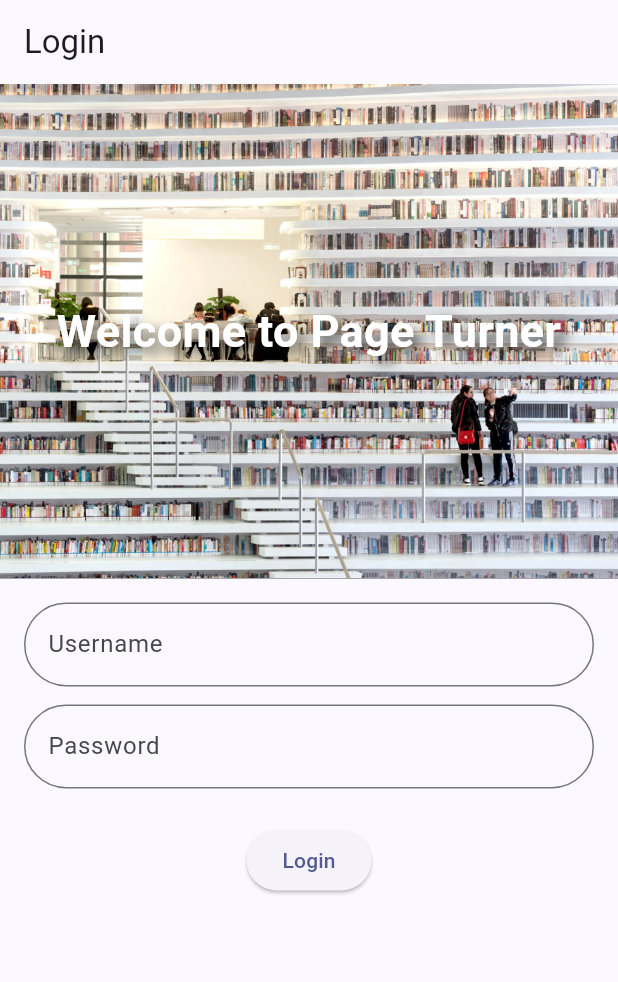
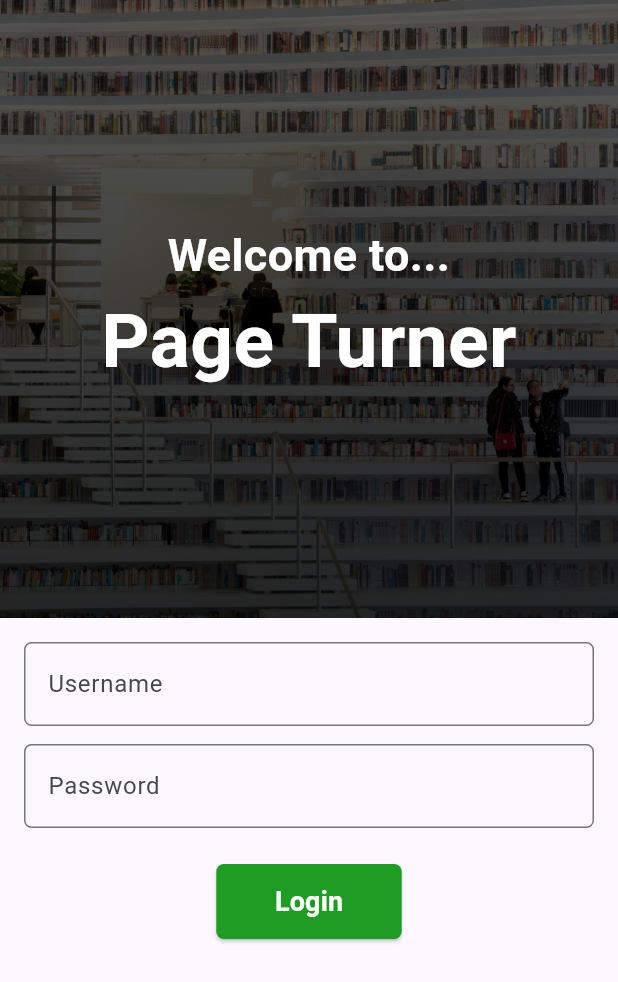
Before and after one commit to PageTurnerInc/PageTurnerMobile, a Flutter app: the screen it shows after launch, on a phone screen of 412 x 824 dp. Shown: the top 982 px of the screen. Run offline on Flutter 3.47's test engine with Material 3 defaults, Android fonts, the phone set to English and light mode, and no system bars; missing offline and left inert: pbp_django_auth.

Commit message:
improvements on login page and daftar belanja

```diff
--- a/lib/daftar_belanja/screens/checkout_form.dart
+++ b/lib/daftar_belanja/screens/checkout_form.dart
@@ -53,7 +53,8 @@ class _CheckoutFormPageState extends State<CheckoutFormPage> {
           ),
         ),
       ),
-      body: Column(
+      body: SingleChildScrollView(
+        child: Column(
           children: [
             Padding(
               padding: const EdgeInsets.all(10),
@@ -213,6 +214,7 @@ class _CheckoutFormPageState extends State<CheckoutFormPage> {
               ),
           ],
         ),
+      ),
     );
   }
 }
--- a/lib/daftar_belanja/widgets/navbar.dart
+++ b/lib/daftar_belanja/widgets/navbar.dart
@@ -66,7 +66,7 @@ class _NavBarState extends State<NavBar> {
         children: <Widget>[
           // Home
           IconButton(
-            icon: const Icon(Icons.home_outlined),
+            icon: const Icon(Icons.home),
             onPressed: () => _onItemTapped(context, 0),
             color: currentPage == 0 ? const Color.fromARGB(255, 33, 44, 243) : null,
           ),
--- a/lib/menu/screens/login.dart
+++ b/lib/menu/screens/login.dart
@@ -1,4 +1,4 @@
-// ignore_for_file: use_build_context_synchronously
+// ignore_for_file: use_build_context_synchronously, library_private_types_in_public_api
 
 import 'package:flutter/material.dart';
 import 'package:page_turner_mobile/menu/models/account.dart';
@@ -35,20 +35,27 @@ class _LoginPageState extends State<LoginPage> {
   @override
   Widget build(BuildContext context) {
     final request = context.watch<CookieRequest>();
+    double screenHeight = MediaQuery.of(context).size.height;
+    double screenWidth = MediaQuery.of(context).size.width;
+    double buttonWidth = screenWidth * 0.3;
+
     return Scaffold(
-      appBar: AppBar(
-        title: const Text('Login'),
-      ),
       body: SingleChildScrollView(
         child: Column(
           children: [
+            Stack(
+              alignment: Alignment.center,
+              children: [
+                Image.asset(
+                  'assets/images/shopping_cart_bg.webp',
+                  fit: BoxFit.cover,
+                  width: double.infinity,
+                  height: screenHeight * 0.5,
+                ),
                 Container(
-              height: MediaQuery.of(context).size.height * 0.4, // Top 40% of the screen
+                  width: double.infinity,
+                  height: screenHeight * 0.5,
                   decoration: const BoxDecoration(
-                image: DecorationImage(
-                  image: AssetImage('assets/images/shopping_cart_bg.webp'),
-                  fit: BoxFit.cover,
-                ),
                     gradient: LinearGradient(
                       begin: Alignment.topCenter,
                       end: Alignment.bottomCenter,
@@ -58,24 +65,34 @@ class _LoginPageState extends State<LoginPage> {
                       ],
                     ),
                   ),
-              child: Center(
+                ),
+                const Column(
+                  children: [
+                    Center(
                       child: Text(
-                  'Welcome to Page Turner',
+                        'Welcome to...',
                         textAlign: TextAlign.center,
                         style: TextStyle(
                           fontSize: 30,
                           fontWeight: FontWeight.bold,
                           color: Colors.white,
-                    shadows: [
-                      Shadow(
-                        blurRadius: 10.0,
-                        color: Colors.black.withOpacity(0.7),
-                        offset: const Offset(5.0, 5.0),
+                        ),
+                      ),
+                    ),
+                    Center(
+                      child: Text(
+                        'Page Turner',
+                        textAlign: TextAlign.center,
+                        style: TextStyle(
+                          fontSize: 50,
+                          fontWeight: FontWeight.bold,
+                          color: Colors.white,
+                        ),
+                      ),
                     ),
                   ],
                 ),
-                ),
-              ),
+              ],
             ),
             Padding(
               padding: const EdgeInsets.all(16.0),
@@ -87,7 +104,7 @@ class _LoginPageState extends State<LoginPage> {
                     decoration: InputDecoration(
                       labelText: 'Username',
                       border: OutlineInputBorder(
-                        borderRadius: BorderRadius.circular(30),
+                        borderRadius: BorderRadius.circular(5),
                       ),
                     ),
                   ),
@@ -97,19 +114,22 @@ class _LoginPageState extends State<LoginPage> {
                     decoration: InputDecoration(
                       labelText: 'Password',
                       border: OutlineInputBorder(
-                        borderRadius: BorderRadius.circular(30),
+                        borderRadius: BorderRadius.circular(5),
                       ),
                     ),
                     obscureText: true,
                   ),
                   const SizedBox(height: 24.0),
-                  ElevatedButton(
+                  SizedBox(
+                    width: buttonWidth,
+                    child: ElevatedButton(
                       onPressed: () async {
                         String username = _usernameController.text;
                         String password = _passwordController.text;
 
                         final response = await request.login(
-                          "https://pageturner-c06-tk.pbp.cs.ui.ac.id/auth/login/", {
+                            "https://pageturner-c06-tk.pbp.cs.ui.ac.id/auth/login/",
+                            {
                               'username': username,
                               'password': password,
                             });
@@ -124,7 +144,8 @@ class _LoginPageState extends State<LoginPage> {
                           ScaffoldMessenger.of(context)
                             ..hideCurrentSnackBar()
                             ..showSnackBar(SnackBar(
-                              content: Text("$message Selamat datang, $uname.")));
+                                content:
+                                    Text("$message Selamat datang, $uname.")));
 
                           currentUser = Account(
                             user: response["user"],
@@ -151,11 +172,21 @@ class _LoginPageState extends State<LoginPage> {
                         }
                       },
                       style: ElevatedButton.styleFrom(
+                        foregroundColor: Colors.white,
+                        backgroundColor: const Color.fromARGB(255, 31, 156, 35),
                         shape: RoundedRectangleBorder(
-                        borderRadius: BorderRadius.circular(20),
+                          borderRadius: BorderRadius.circular(5), // Rounded edges
+                        ),
+                        padding: const EdgeInsets.symmetric(vertical: 12),
+                      ),
+                      child: const Text(
+                        'Login',
+                        style: TextStyle(
+                          fontSize: 18, // Font size
+                          fontWeight: FontWeight.bold,
                         ),
                       ),
-                    child: const Text('Login'),
+                    ),
                   ),
                 ],
               ),
--- a/lib/menu/screens/menu.dart
+++ b/lib/menu/screens/menu.dart
@@ -34,11 +34,11 @@ class MyHomePage extends StatelessWidget {
                   'assets/images/shopping_cart_bg.webp',
                   fit: BoxFit.cover,
                   width: double.infinity,
-                  height: screenHeight * 0.45, // Adjust the height as needed
+                  height: screenHeight * 0.45,
                 ),
                 Container(
                   width: double.infinity,
-                  height: screenHeight * 0.45, // Ensure this matches the image's height
+                  height: screenHeight * 0.45,
                   decoration: const BoxDecoration(
                     gradient: LinearGradient(
                       begin: Alignment.topCenter,
```
Also changed, not shown: lib/daftar_belanja/screens/shopping_cart.dart (+21 -3 lines). Lines whose indentation alone changed are shown as unchanged.
